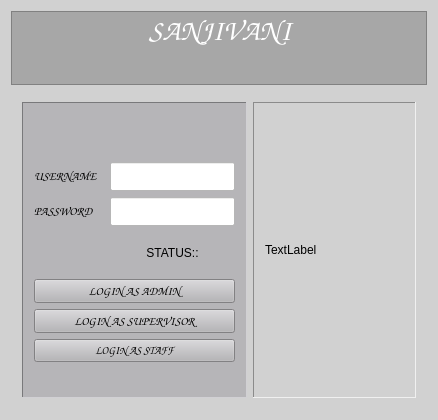
The window that widget.ui (ajaya-man/setry) describes before a commit, drawn with Qt 5.
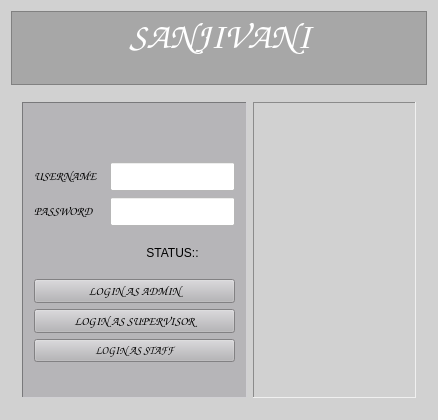
The same window after the commit. Icons and pictures are not drawn.

```diff
--- a/widget.ui
+++ b/widget.ui
@@ -58,7 +58,7 @@
       <enum>QFrame::Raised</enum>
      </property>
      <property name="text">
-      <string>&lt;html&gt;&lt;head/&gt;&lt;body&gt;&lt;p align=&quot;center&quot;&gt;&lt;span style=&quot; font-size:22pt; color:#ffffff;&quot;&gt;SANJIVANI&lt;/span&gt;&lt;/p&gt;&lt;p align=&quot;center&quot;&gt;&lt;span style=&quot; font-size:12pt;&quot;&gt;&lt;br/&gt;&lt;/span&gt;&lt;span style=&quot; font-size:12pt; color:#fefefe;&quot;&gt;PHARMACY MANAGEMENT SYSTEM&lt;/span&gt;&lt;/p&gt;&lt;/body&gt;&lt;/html&gt;</string>
+      <string>&lt;html&gt;&lt;head/&gt;&lt;body&gt;&lt;p align=&quot;center&quot;&gt;&lt;span style=&quot; font-size:28pt; color:#ffffff;&quot;&gt;SANJIVANI&lt;/span&gt;&lt;/p&gt;&lt;p align=&quot;center&quot;&gt;&lt;br/&gt;&lt;/p&gt;&lt;/body&gt;&lt;/html&gt;</string>
      </property>
      <property name="scaledContents">
       <bool>true</bool>
@@ -67,7 +67,7 @@
       <bool>true</bool>
      </property>
      <property name="margin">
-      <number>16</number>
+      <number>9</number>
      </property>
     </widget>
    </item>
@@ -319,17 +319,20 @@
         <property name="frameShadow">
          <enum>QFrame::Sunken</enum>
         </property>
-        <layout class="QVBoxLayout" name="verticalLayout_3">
-         <item>
+        <layout class="QGridLayout" name="gridLayout_2">
+         <item row="0" column="0">
           <widget class="QLabel" name="label_2">
            <property name="sizePolicy">
-            <sizepolicy hsizetype="Maximum" vsizetype="Preferred">
+            <sizepolicy hsizetype="Expanding" vsizetype="Expanding">
              <horstretch>0</horstretch>
              <verstretch>0</verstretch>
             </sizepolicy>
            </property>
+           <property name="styleSheet">
+            <string notr="true">background-image: url(:/new/prefix1/2017-09-1--01-10-09.png);</string>
+           </property>
            <property name="text">
-            <string>TextLabel</string>
+            <string/>
            </property>
           </widget>
          </item>
```
Left out of the diff: 10 changed lines with no effect on the pictures.
